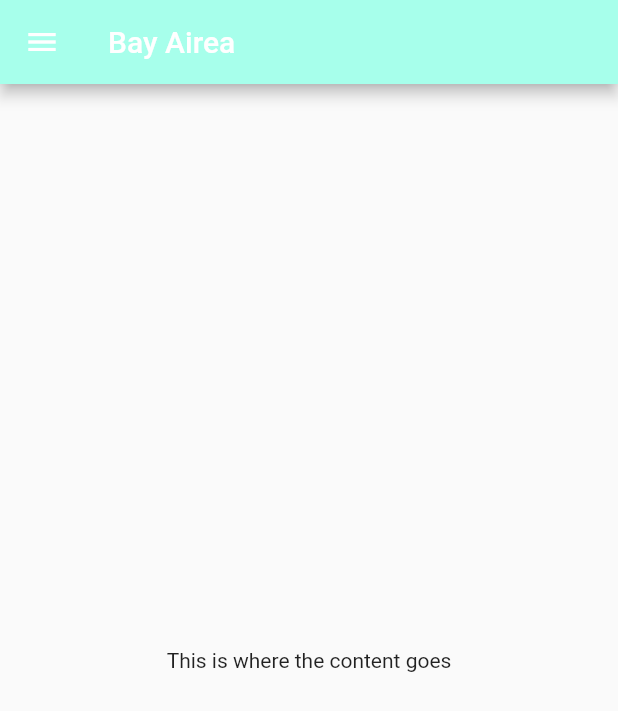
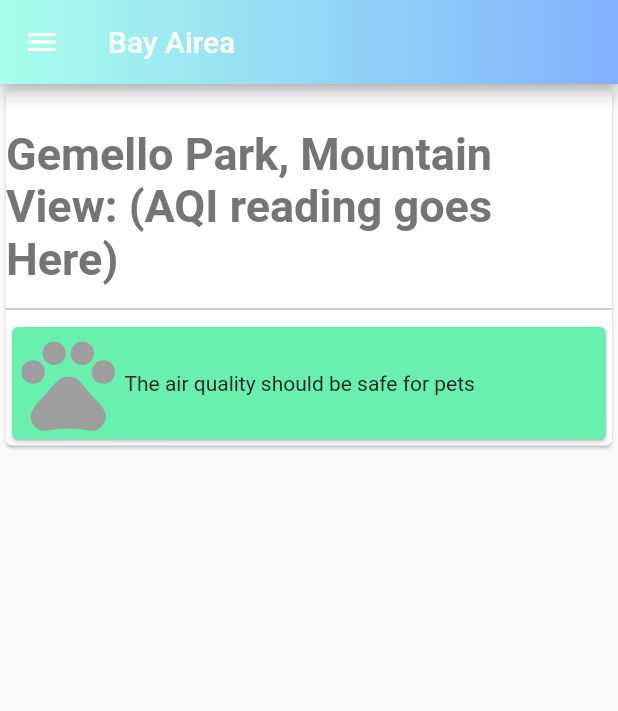
Before and after one commit to PradyMagal/BayAirea, a Flutter app: the screen it shows after launch, on a phone screen of 412 x 824 dp. Shown: the top 711 px of the screen. Run offline on Flutter 3.47's test engine with Material 2 defaults, Android fonts, the phone set to English and light mode, and no system bars; our stand-ins replace gradient_app_bar.

Commit message:
Read the slack message Kai

```diff
--- /dev/null
+++ b/lib/air_data.dart
@@ -0,0 +1,36 @@
+import 'package:flutter/material.dart';
+import 'dart:convert' as convert;
+import 'package:http/http.dart' as http;
+
+class AirData{
+
+Future<String> sensorTest() async{
+    var url = "https://www.purpleair.com/json?show=15130";//A random sensor in mountain view
+    var response =  await http.get(url);//Parses it
+   if (response.statusCode == 200){
+      var jsonResponse = convert.jsonDecode(response.body);
+      var aqi = jsonResponse['mapVersion']; //Kai, there is no need to get thingspeak api involved in this, just modify this line of code so that it the variable AQI actually displays the aqi
+      String output = "Map Version: "+aqi;
+      return output;
+   }
+   else{
+     return "Something is wrong";
+   }
+  }
+
+
+}
+
+
+/* Message to Kai:
+
+This really isn't that complicated, do not work ahead, and just do what I say, there is no rush to do this, so please don't waste your time,
+
+Your Job: Just modify the code (where my comment is) above, to make it display "v", the live 2.5 aqi reading
+
+If you get stuck, use this:
+
+With love and regards,
+
+-Pradyun
+*/
--- a/lib/home.dart
+++ b/lib/home.dart
@@ -2,6 +2,7 @@ import 'package:flutter/material.dart';
 import 'settings.dart';
 import 'dart:convert' as convert;
 import 'package:http/http.dart' as http;
+import 'package:gradient_app_bar/gradient_app_bar.dart';
 
 
 
@@ -15,8 +16,7 @@ class _HomePageState extends State<HomePage>{
   Widget build(BuildContext context){
 
     return new Scaffold(
-      appBar: new AppBar(title: Text("Bay Airea"), backgroundColor: Colors.tealAccent[100],),
-
+      appBar: new GradientAppBar(title: Text("Bay Airea"), backgroundColorStart: Colors.tealAccent[100], backgroundColorEnd: Colors.blueAccent[100],),
       drawer: new Drawer(
 
         child: new ListView(
@@ -31,29 +31,27 @@ class _HomePageState extends State<HomePage>{
               title: new Text("Close Menu" ,style: new TextStyle(fontSize: 15),),
               leading: new Icon(Icons.exit_to_app),
               onTap: () {
-                Navigator.pop(context); //This closes the menu, and brings the user back to what he/she was on
+                Navigator.pop(context);
               }
             ),
 
             new ListTile(
               title: new Text("Location 1" ,style: new TextStyle(fontSize: 15),),
-              onTap: () async{
+              onTap: (){
 
-                //var x = await jsonTest("Ferrari"); //Change the parameter and see how many results google has
-                var y = await sensorTest(); //DO NOT MODIFY
 
                 showDialog(context: context, child:
 
                   new AlertDialog(
                     title: new Text("JSON Test"), //DO NOT CHANGE ANY OF THIS
-                    content: new Text(y),
+                    content: new Text("Hello World"),
                   )
 
                 );
               }
             ),
 
-            new ListTile( //Brings user to our rather boring settings page
+            new ListTile(
               title: new Text("Settings" ,style: new TextStyle(fontSize: 15),),
               trailing: new Icon(Icons.settings),
               onTap: ()=> Navigator.of(context).push(new MaterialPageRoute(builder: (BuildContext context) => SettingsPage())),
@@ -66,8 +64,35 @@ class _HomePageState extends State<HomePage>{
       ),
 
       body:
-      new Center(
-        child: new Text("This is where the content goes"),
+      new Card(
+
+        child: new Column(
+        mainAxisSize: MainAxisSize.min,
+        children: <Widget>[
+          new Padding(
+            padding: const EdgeInsets.only(top: 25.0, bottom: 8.0),
+            child: new Text("Gemello Park, Mountain View: (AQI reading goes Here)", //Replace "(AQI reading goes here)" with the actual AQI reading, obtain the variable from the air_data class
+                style: new TextStyle(
+                    color: new Color.fromARGB(255, 117, 117, 117),
+                    fontSize: 30.0,
+                    fontWeight: FontWeight.bold)),
+          ),
+          new Divider(
+            color: Colors.grey,
+          ),
+          new Card(
+            color: Colors.greenAccent,
+            child: new Row(
+              children: <Widget>[
+                new Icon(Icons.pets, color: Colors.grey,size: 75),
+                new Text("The air quality should be safe for pets"), //This is a template as to what the app will look like, we will work on this LATER Kai
+
+            ],
+            )
+          ),
+
+        ],
+      ),
       ),
 
     );
@@ -94,31 +119,3 @@ Future<String> jsonTest(String user) async{
     String output = "Google found: $itemCount books about/matching "+user; //Prettily put together our data
     return output; //returns the string we created
 }
-
-/*
-
-Ok, So I've found out how to get the purple air JSON data and display it as an alert...
-
-Try and get it to display the live air quality reading by monday, in order to to this, modify the mapV variable below, DO NOT TOUCH ANYTHING ELSE
-
-It should display whatever the mapV variable is set when you click on the side menu tap "Location 1"(there is a small delay)
-
-
-
-*/
-
-Future<String> sensorTest() async{
-  var url = "https://www.purpleair.com/json?show=15130";//A random sensor in mountain view
-  var response =  await http.get(url);//Parses it
-  if( response.statusCode == 200){
-    var jsonResponse = convert.jsonDecode(response.body);
-    var mapV = jsonResponse['mapVersion']; //This is gets the map version, should return 0.72
-    String output = "Map Version: "+mapV;
-    return output;
-  }
-  else{
-    return "Something is wrong";
-  }
-
-
-}
--- a/pubspec.yaml
+++ b/pubspec.yaml
@@ -14,6 +14,8 @@ environment:
 
 dependencies:
   http: 0.12.0+1
+  url_launcher: ^5.0.1
+  gradient_app_bar: ^0.0.1 #Credit, https://github.com/joostlek/GradientAppBar
   flutter:
     sdk: flutter
 
```
Also changed, not shown: lib/settings.dart (+10 -1 lines).
